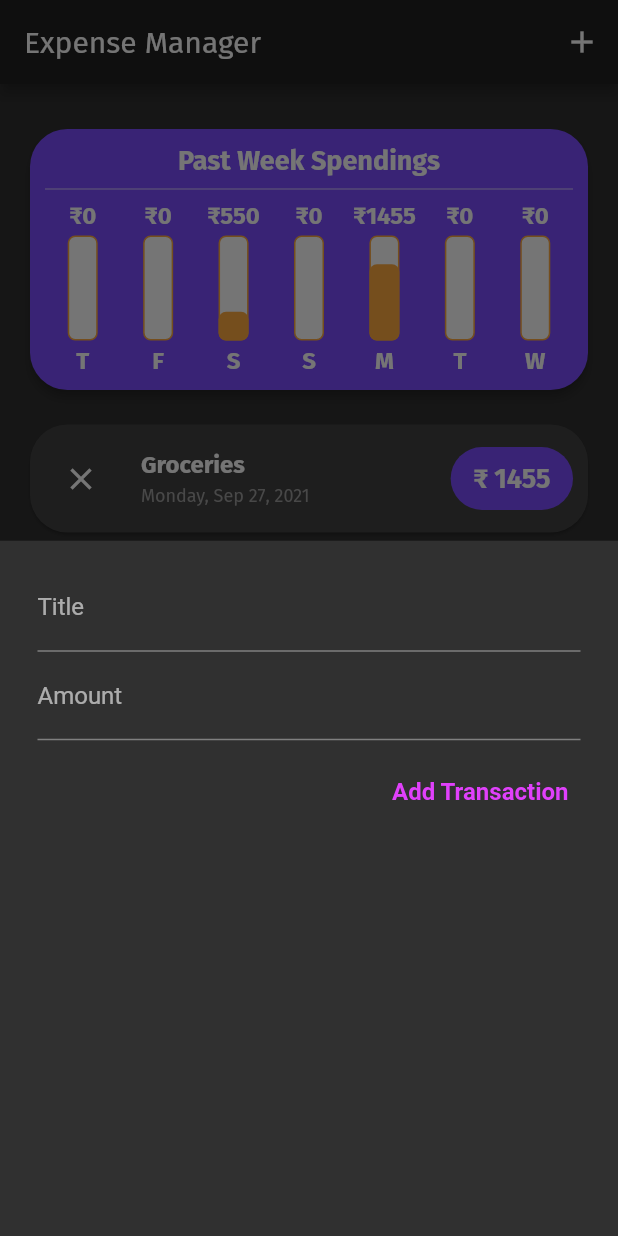
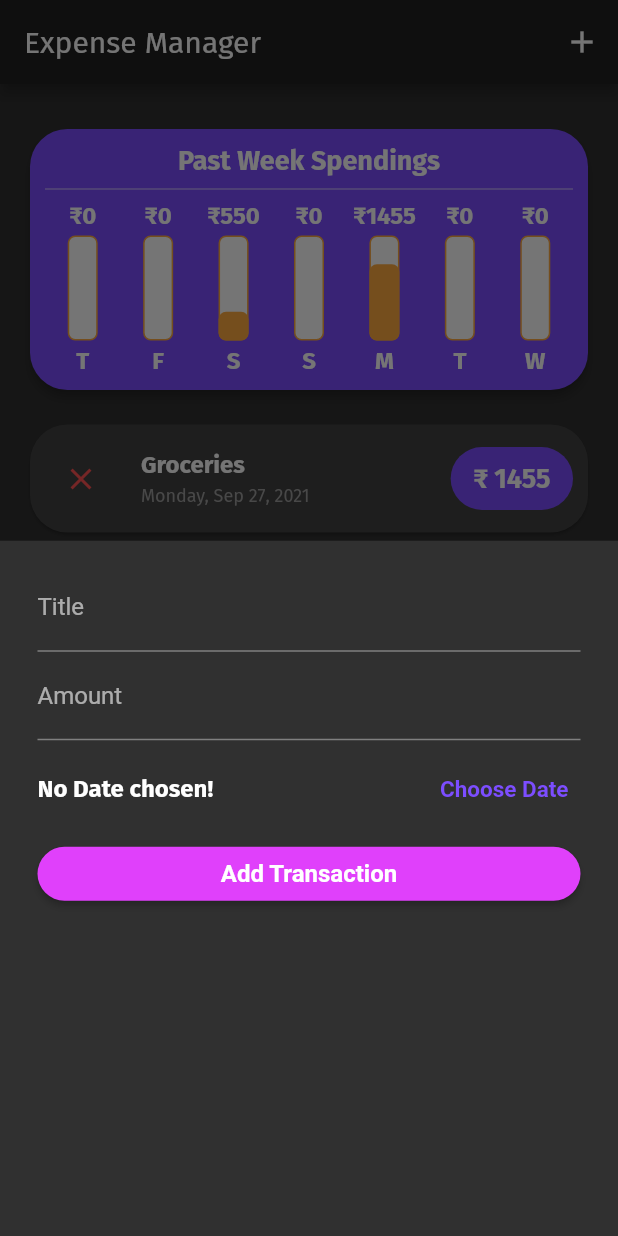
Before and after one commit to ANSH4195/expense-tracker, a Flutter app: the screen it shows after launch, after a tap on the "close" icon, after a tap on the "add" icon, on a phone screen of 412 x 824 dp. Run offline on Flutter 3.47's test engine with Material 2 defaults, Android fonts, the phone set to English and light mode, and no system bars; project files that could hold a hidden picture were left out.

Commit message:
Finalized: Date picker, UI refinement & Code refactoring

```diff
--- a/lib/main.dart
+++ b/lib/main.dart
@@ -109,14 +109,14 @@ class _MyHomePageState extends State<MyHomePage> {
     }).toList();
   }
 
-  void _addTransaction(String title, int amount) {
+  void _addTransaction(String title, int amount, DateTime chosenDate) {
     Random rng = Random();
     int newID = rng.nextInt(9999999) + 1000000;
     final newTrxn = Transaction(
       id: newID.toString(),
       title: title,
       amount: amount,
-      date: DateTime.now(),
+      date: chosenDate,
     );
 
     setState(() {
@@ -125,16 +125,7 @@ class _MyHomePageState extends State<MyHomePage> {
   }
 
   void _deleteTransaction(String delId) {
-    int idx = 0;
-    for (var i = 0; i < _transactions.length; i++) {
-      if (_transactions[i].id == delId) {
-        idx = i;
-        break;
-      }
-    }
-    setState(() {
-      _transactions.removeAt(idx);
-    });
+    setState(() => _transactions.removeWhere((trx) => trx.id == delId));
   }
 
   void _showAddModal(BuildContext context) {
--- a/lib/transaction_widgets/transaction_add.dart
+++ b/lib/transaction_widgets/transaction_add.dart
@@ -1,9 +1,11 @@
 import 'package:flutter/cupertino.dart';
 import 'package:flutter/material.dart';
 import 'package:flutter/services.dart';
+import 'package:intl/intl.dart';
 
 class AddTransaction extends StatefulWidget {
-  final void Function(String title, int amount) addTransaction;
+  final void Function(String title, int amount, DateTime chosenDate)
+      addTransaction;
   AddTransaction(this.addTransaction, {Key? key}) : super(key: key);
 
   @override
@@ -11,21 +13,37 @@ class AddTransaction extends StatefulWidget {
 }
 
 class _AddTransactionState extends State<AddTransaction> {
-  final titleController = TextEditingController();
-  final amountController = TextEditingController();
+  final _titleController = TextEditingController();
+  final _amountController = TextEditingController();
+  DateTime? _selectedDate;
 
-  void addHandler() {
-    final title = titleController.text;
+  void _addHandler() {
+    final title = _titleController.text;
     final amount =
-        amountController.text.isEmpty ? 0 : int.parse(amountController.text);
+        _amountController.text.isEmpty ? 0 : int.parse(_amountController.text);
 
-    if (title.isEmpty || amount <= 0) {
+    if (title.isEmpty || amount <= 0 || _selectedDate == null) {
       return;
     }
 
-    widget.addTransaction(title, amount);
+    widget.addTransaction(title, amount, _selectedDate!);
 
     Navigator.of(context).pop();
+  }
+
+  void _datePicker() {
+    showDatePicker(
+      context: context,
+      initialDate: DateTime.now(),
+      firstDate: DateTime(2020),
+      lastDate: DateTime.now(),
+    ).then((chosenDate) {
+      if (chosenDate != null) {
+        setState(() {
+          _selectedDate = chosenDate;
+        });
+      }
+    });
   }
 
   @override
@@ -33,23 +51,47 @@ class _AddTransactionState extends State<AddTransaction> {
     return Padding(
       padding: const EdgeInsets.symmetric(vertical: 15, horizontal: 25),
       child: Column(
-        crossAxisAlignment: CrossAxisAlignment.end,
+        crossAxisAlignment: CrossAxisAlignment.stretch,
         children: [
           TextField(
             decoration: InputDecoration(labelText: 'Title'),
-            controller: titleController,
-            onSubmitted: (_) => addHandler(),
+            controller: _titleController,
+            onSubmitted: (_) => _addHandler(),
+            style: TextStyle(color: Colors.white),
           ),
           TextField(
             decoration: InputDecoration(labelText: 'Amount'),
-            controller: amountController,
+            controller: _amountController,
             keyboardType: TextInputType.number,
-            onSubmitted: (_) => addHandler(),
+            onSubmitted: (_) => _addHandler(),
+            style: TextStyle(color: Colors.white),
           ),
-          Container(
-            margin: EdgeInsets.only(top: 10),
-            child: TextButton(
-              onPressed: addHandler,
+          SizedBox(
+            height: 65,
+            child: Row(
+              mainAxisAlignment: MainAxisAlignment.spaceBetween,
+              children: [
+                Text(
+                  _selectedDate == null
+                      ? 'No Date chosen!'
+                      : DateFormat('EEEE, MMM d, y').format(_selectedDate!),
+                ),
+                TextButton(
+                  onPressed: _datePicker,
+                  child: Text(
+                    'Choose Date',
+                    style: TextStyle(
+                      fontWeight: FontWeight.bold,
+                      fontSize: 15,
+                      color: Theme.of(context).colorScheme.secondary,
+                    ),
+                  ),
+                )
+              ],
+            ),
+          ),
+          ElevatedButton(
+            onPressed: _addHandler,
             child: Text(
               'Add Transaction',
               style: TextStyle(
@@ -57,11 +99,10 @@ class _AddTransactionState extends State<AddTransaction> {
                 fontSize: 16,
               ),
             ),
-              style: TextButton.styleFrom(
+            style: ElevatedButton.styleFrom(
               primary: Colors.purpleAccent,
               shape: RoundedRectangleBorder(
                 borderRadius: BorderRadius.circular(50),
-                ),
               ),
             ),
           )
--- a/lib/transaction_widgets/transaction_item.dart
+++ b/lib/transaction_widgets/transaction_item.dart
@@ -29,6 +29,7 @@ class TransactionItem extends StatelessWidget {
           icon: Icon(Icons.close),
           padding: EdgeInsets.all(6),
           tooltip: 'Remove this transaction',
+          color: Colors.redAccent,
         ),
         title: Text(
           title,
```
Lines whose indentation alone changed are shown as unchanged.
